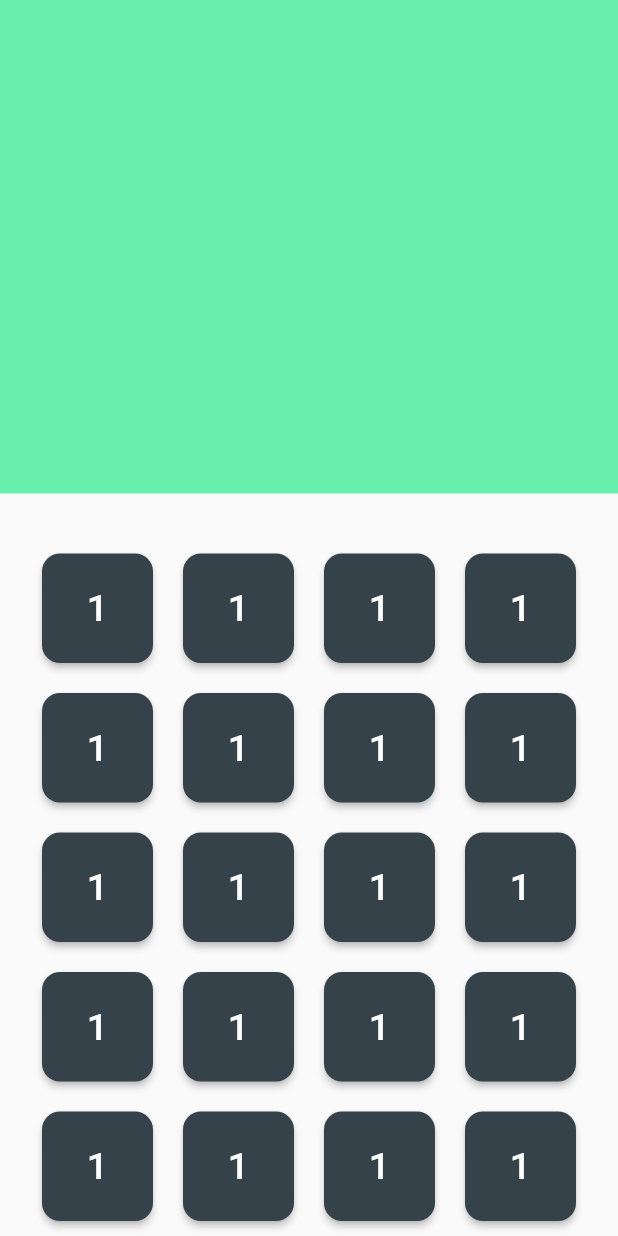
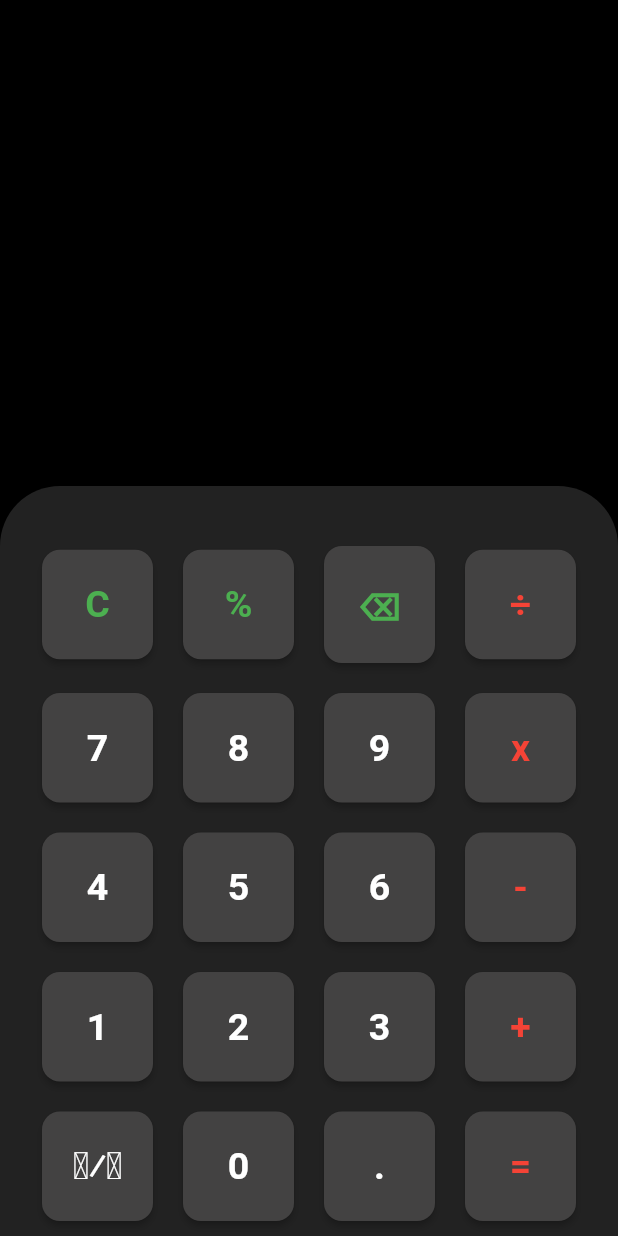
Before and after one commit to sarf01k/simple_calculator_app, a Flutter app: the screen it shows after launch, on a phone screen of 412 x 824 dp. Run offline on Flutter 3.47's test engine with Material 2 defaults, Android fonts, the phone set to English and light mode, and no system bars; our stand-ins replace math_expressions.

Commit message:
added functionality and ui

```diff
--- a/lib/calculator.dart
+++ b/lib/calculator.dart
@@ -1,4 +1,5 @@
 import 'package:flutter/material.dart';
+import 'package:math_expressions/math_expressions.dart';
 
 class SimpleCalculator extends StatefulWidget {
   const SimpleCalculator({super.key});
@@ -8,47 +9,106 @@ class SimpleCalculator extends StatefulWidget {
 }
 
 class _SimpleCalculatorState extends State<SimpleCalculator> {
+
+  var input = "";
+  var output = "";
+  var operation = "";
+
+  onButtonClick(value) {
+    if (value == "C") {
+      input = "";
+    }
+    else if (value == "⌫") {
+      if (input.isNotEmpty) {
+      input = input.substring(0, input.length - 1);
+      }
+    }
+    else if (value == "=") {
+      if (input.isNotEmpty) {
+        var userInput = input;
+        userInput= input.replaceAll("x", "*");
+        userInput= input.replaceAll("÷", "/");
+        Parser p = Parser();
+        Expression expression = p.parse(userInput);
+        ContextModel cm = ContextModel();
+        var finalValue = expression.evaluate(EvaluationType.REAL, cm);
+        output = finalValue.toString();
+        if (output.endsWith(".0")) {
+          output = output.substring(0, output.length -2);
+        }
+        input = output;
+      }
+    }
+    else {
+      input = input + value;
+    }
+
+    setState(() {
+
+    });
+  }
   @override
   Widget build(BuildContext context) {
     return Scaffold(
-      body: Container(
-        child: Column(
+      backgroundColor: Colors.black,
+      body: Column(
+        mainAxisAlignment: MainAxisAlignment.end,
+        crossAxisAlignment: CrossAxisAlignment.end,
         children: [
-            Expanded(
-              child: Container(
-                color: Colors.greenAccent,
-              )
+          Text(
+            input,
+            style: TextStyle(fontSize: 50, color: Colors.white, fontWeight: FontWeight.bold),
             ),
+          SizedBox(height: 5,),
+          Text(
+            output,style: TextStyle(fontSize: 36, color: Colors.grey.withOpacity(0.7), fontWeight: FontWeight.bold),),
+          SizedBox(height: 20),
           Container(
-              padding: EdgeInsets.only(top: 30, right: 18, left: 18, bottom: 0),
-              decoration: BoxDecoration(
-                borderRadius: BorderRadius.circular(45)
+            padding: const EdgeInsets.only(top: 30, right: 18, left: 18, bottom: 0),
+            decoration: const BoxDecoration(
+              borderRadius: BorderRadius.only(topLeft: Radius.circular(40), topRight: Radius.circular(40)),
+              color: Color(0xFF222222),
             ),
             child: Column(
               children: [
                 Row(
                   children: [
-                      button(),button(),button(),button()
+                    button(text: "C", buttonBgColor: Color(0xFF434242), textColor: Colors.green),
+                    button(text: "%", buttonBgColor: Color(0xFF434242), textColor: Colors.green),
+                    button(text: "⌫", buttonBgColor: Color(0xFF434242), textColor: Colors.green),
+                    button(text: "÷", buttonBgColor: Color(0xFF434242), textColor: Colors.red)
                   ],
                 ),
                 Row(
                   children: [
-                      button(),button(),button(),button()
+                    button(text: "7", buttonBgColor: Color(0xFF434242),),
+                    button(text: "8", buttonBgColor: Color(0xFF434242),),
+                    button(text: "9", buttonBgColor: Color(0xFF434242),),
+                    button(text: "x", buttonBgColor: Color(0xFF434242), textColor: Colors.red)
                   ],
                 ),
                 Row(
                   children: [
-                      button(),button(),button(),button()
+                    button(text: "4", buttonBgColor: Color(0xFF434242),),
+                    button(text: "5", buttonBgColor: Color(0xFF434242),),
+                    button(text: "6", buttonBgColor: Color(0xFF434242),),
+                    button(text: "-", buttonBgColor: Color(0xFF434242), textColor: Colors.red)
                   ],
                 ),
                 Row(
                   children: [
-                      button(),button(),button(),button()
+                    button(text: "1", buttonBgColor: Color(0xFF434242),),
+                    button(text: "2", buttonBgColor: Color(0xFF434242),),
+                    button(text: "3", buttonBgColor: Color(0xFF434242),),
+                    button(text: "+", buttonBgColor: Color(0xFF434242), textColor: Colors.red)
                   ],
                 ),
                 Row(
                   children: [
-                      button(),button(),button(),button()
+                    button(text: "⁺⁄₋", buttonBgColor: const Color(0xFF434242),),
+                    button(text: "0", buttonBgColor: Color(0xFF434242),),
+                    button(text: ".", buttonBgColor: const Color(0xFF434242),),
+                    button(text: "=", buttonBgColor: const Color(0xFF434242), textColor: Colors.red)
                   ],
                 ),
               ],
@@ -56,27 +116,27 @@ class _SimpleCalculatorState extends State<SimpleCalculator> {
           ),
         ],
       ),
-      ),
     );
   }
 
-    Widget button(){
+    Widget button({text, buttonBgColor = const Color(0xFF434242), textColor = Colors.white}) {
       return Expanded(
         child: Container(
-          margin: EdgeInsets.all(10),
+          margin: const EdgeInsets.all(10),
           child: ElevatedButton(
             style: ElevatedButton.styleFrom(
               shape: RoundedRectangleBorder(
                 borderRadius: BorderRadius.circular(12)
               ),
-              padding: EdgeInsets.symmetric(horizontal: 14, vertical: 22),
-              backgroundColor: Color(0xFF354249)
+              padding: const EdgeInsets.symmetric(horizontal: 14, vertical: 22),
+              backgroundColor: buttonBgColor
             ),
-            onPressed: (){},
+            onPressed: () => onButtonClick(text),
             child: Text(
-              "1",
-              style: TextStyle(fontSize: 25),
-            )),
+              text,
+              style: TextStyle(color: textColor, fontSize: 25, fontWeight: FontWeight.bold),
+            )
+          ),
         )
       );
     }
--- a/pubspec.yaml
+++ b/pubspec.yaml
@@ -40,6 +40,7 @@ dependencies:
 dev_dependencies:
   flutter_test:
     sdk: flutter
+  math_expressions: ^2.3.1
 
   # The "flutter_lints" package below contains a set of recommended lints to
   # encourage good coding practices. The lint set provided by the package is
```
Lines whose indentation alone changed are shown as unchanged.
